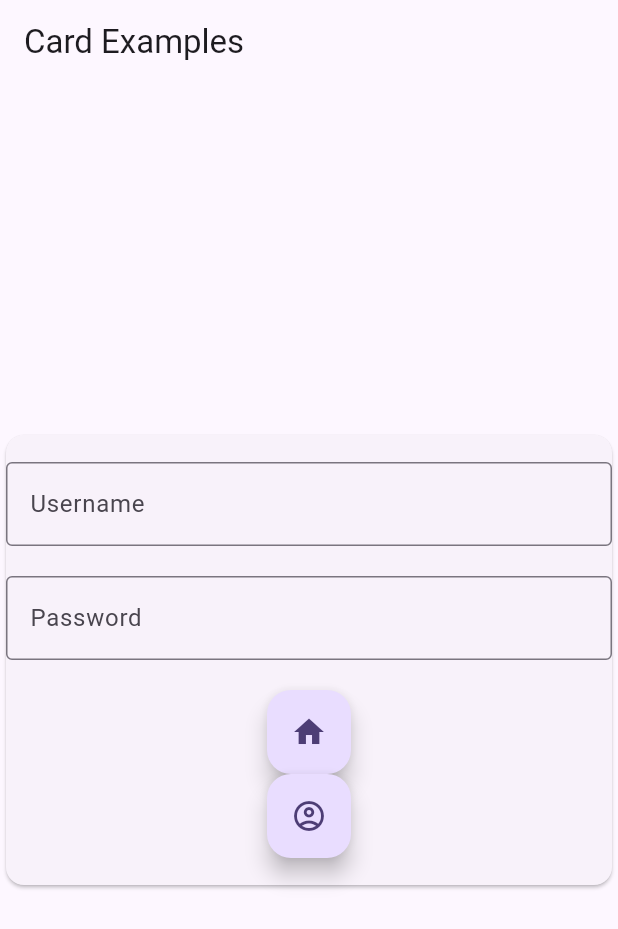
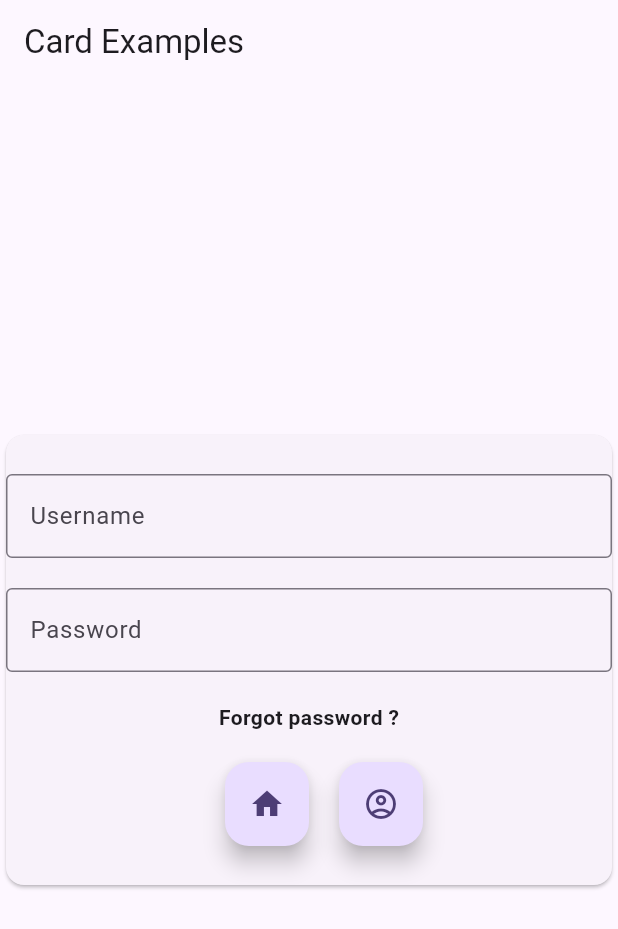
Before and after one commit to Turbotard/flutterproject, a Flutter app: the screen it shows after launch, after a tap on the "account circle" icon, on a phone screen of 412 x 824 dp. Shown: the top 929 px of the screen. Run offline on Flutter 3.47's test engine with Material 2 defaults, Android fonts, the phone set to English and light mode, and no system bars; missing offline and left inert: mongo_dart.

Commit message:
update front

```diff
--- a/lib/connexion/login.dart
+++ b/lib/connexion/login.dart
@@ -57,23 +57,26 @@ class ElevatedCardExample extends StatelessWidget {
                   labelText: 'Password',
                 ),
               ),
-
-              SizedBox(
-                height: 20,
+              SizedBox(height: 20,),
+              GestureDetector(
+                onTap: () {
+                  Navigator.push(
+                    context,
+                    MaterialPageRoute(builder: (context) => SignUp()),
+                  );
+                },
+                child: Text(
+                  "Forgot password ?",
+                  style: TextStyle(
+                    fontWeight: FontWeight.bold,
                   ),
-              // FloatingActionButton(
-              //   onPressed: () {
-              //     Navigator.push(
-              //       context,
-              //       MaterialPageRoute(builder: (context) => MyHomePage(title: 'Forgot password ?',)),
-              //     );
-              //   },
-              //   tooltip: 'Accueil',
-              // ),
-              // Text(
-              //   "Forgot password ?",
-              // )
-
+                  ),
+              ),
+              SizedBox(height: 20,),
+              Row(
+                mainAxisAlignment: MainAxisAlignment.center,
+                children: [
+                  SizedBox(width: 20), // Espacement entre les boutons
                   FloatingActionButton(
                     onPressed: () {
                       Navigator.push(
@@ -84,6 +87,7 @@ class ElevatedCardExample extends StatelessWidget {
                     tooltip: 'Se connecter',
                     child: Icon(home),
                   ),
+                  SizedBox(width: 20), // Espacement entre les boutons
                   FloatingActionButton(
                     onPressed: () {
                       Navigator.push(
@@ -94,6 +98,8 @@ class ElevatedCardExample extends StatelessWidget {
                     tooltip: 'Créer un compte',
                     child: Icon(account_circle_outlined),
                   ),
+                ],
+              )
             ]),
           ),
         ),
--- a/lib/main.dart
+++ b/lib/main.dart
@@ -85,44 +85,6 @@ class _MyHomePageState extends State<MyHomePage> {
     // fast, so that you can just rebuild anything that needs updating rather
     // than having to individually change instances of widgets.
     return Scaffold(
-      appBar: AppBar(
-        // TRY THIS: Try changing the color here to a specific color (to
-        // Colors.amber, perhaps?) and trigger a hot reload to see the AppBar
-        // change color while the other colors stay the same.
-        backgroundColor: Theme.of(context).colorScheme.inversePrimary,
-        // Here we take the value from the MyHomePage object that was created by
-        // the App.build method, and use it to set our appbar title.
-        title: Text(widget.title),
-      ),
-      body: Center(
-        // Center is a layout widget. It takes a single child and positions it
-        // in the middle of the parent.
-        child: Column(
-          // Column is also a layout widget. It takes a list of children and
-          // arranges them vertically. By default, it sizes itself to fit its
-          // children horizontally, and tries to be as tall as its parent.
-          //
-          // Column has various properties to control how it sizes itself and
-          // how it positions its children. Here we use mainAxisAlignment to
-          // center the children vertically; the main axis here is the vertical
-          // axis because Columns are vertical (the cross axis would be
-          // horizontal).
-          //
-          // TRY THIS: Invoke "debug painting" (choose the "Toggle Debug Paint"
-          // action in the IDE, or press "p" in the console), to see the
-          // wireframe for each widget.
-          mainAxisAlignment: MainAxisAlignment.center,
-          children: <Widget>[
-            const Text(
-              'You have pushed the button this many times:',
-            ),
-            Text(
-              '$_counter',
-              style: Theme.of(context).textTheme.headlineMedium,
-            ),
-          ],
-        ),
-      ),
       floatingActionButton: Row(
         mainAxisAlignment: MainAxisAlignment.end,
         children: [
@@ -149,6 +111,7 @@ class _MyHomePageState extends State<MyHomePage> {
           ),
           SizedBox(width: 16),
           FloatingActionButton(
+
             onPressed: _incrementCounter,
             tooltip: 'Increment',
             child: const Icon(Icons.add),
```
Lines whose indentation alone changed are shown as unchanged.
